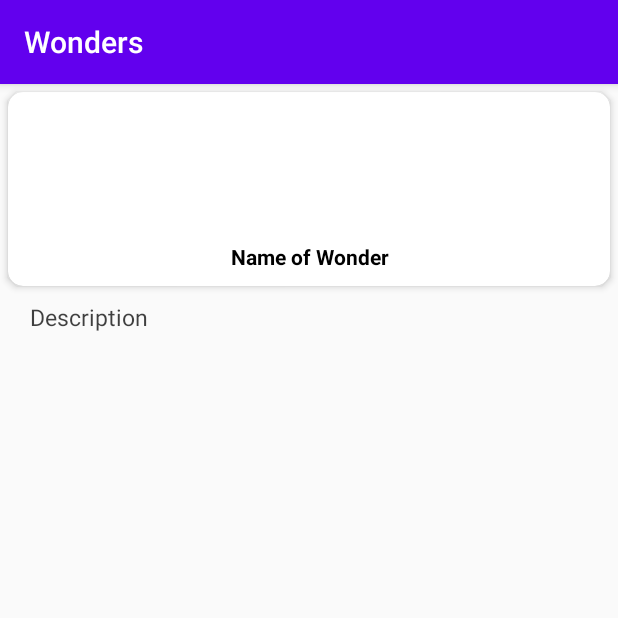
After one commit to colliflowerz/Wonders, an Android app: the fragment InformationFragment shown on its own in the app's theme, on a phone screen of 412 x 824 dp, the top half of it. The commit adds this screen. Run offline under Robolectric (Android 15) with nearby library versions, the phone set to English and light mode, and no system bars.

Commit message:
Merge branch 'Collin's-branch' of /Users/collinzhang/Documents/GitHub/Wonders with conflicts.

```diff
--- a/app/build.gradle
+++ b/app/build.gradle
@@ -28,6 +28,7 @@ dependencies {
 
     implementation 'androidx.appcompat:appcompat:1.1.0'
     implementation 'androidx.constraintlayout:constraintlayout:1.1.3'
+    implementation 'androidx.legacy:legacy-support-v4:1.0.0'
     testImplementation 'junit:junit:4.12'
     androidTestImplementation 'androidx.test.ext:junit:1.1.1'
     androidTestImplementation 'androidx.test.espresso:espresso-core:3.2.0'
--- /dev/null
+++ b/app/src/main/java/com/example/wonders/InformationFragment.java
@@ -0,0 +1,40 @@
+package com.example.wonders;
+
+import android.os.Bundle;
+
+import androidx.fragment.app.Fragment;
+
+import android.view.LayoutInflater;
+import android.view.View;
+import android.view.ViewGroup;
+import android.widget.ImageView;
+import android.widget.TextView;
+
+public class InformationFragment extends Fragment {
+
+    private ImageView imageView;
+    private TextView title;
+    private TextView description;
+
+    public InformationFragment() {
+        // Required empty public constructor
+    }
+
+
+    public static InformationFragment newInstance(String param1, String param2) {
+        InformationFragment fragment = new InformationFragment();
+        return fragment;
+    }
+
+    @Override
+    public void onCreate(Bundle savedInstanceState) {
+        super.onCreate(savedInstanceState);
+    }
+
+    @Override
+    public View onCreateView(LayoutInflater inflater, ViewGroup container,
+                             Bundle savedInstanceState) {
+        // Inflate the layout for this fragment
+        return inflater.inflate(R.layout.fragment_information, container, false);
+    }
+}
--- /dev/null
+++ b/app/src/main/res/layout/fragment_information.xml
@@ -0,0 +1,60 @@
+<?xml version="1.0" encoding="utf-8"?>
+<androidx.constraintlayout.widget.ConstraintLayout xmlns:android="http://schemas.android.com/apk/res/android"
+    xmlns:app="http://schemas.android.com/apk/res-auto"
+    xmlns:tools="http://schemas.android.com/tools"
+    android:layout_width="match_parent"
+    android:layout_height="match_parent">
+
+    <androidx.cardview.widget.CardView
+        android:id="@+id/wonder_cardview"
+        android:layout_width="match_parent"
+        android:layout_height="wrap_content"
+        android:layout_margin="5dp"
+        app:cardCornerRadius="10dp"
+        app:cardElevation="3dp"
+        app:layout_constraintStart_toStartOf="parent"
+        app:layout_constraintTop_toTopOf="parent">>
+
+        <LinearLayout
+            android:layout_width="match_parent"
+            android:layout_height="wrap_content"
+            android:orientation="vertical">
+
+            <ImageView
+                android:id="@+id/wonder_cardimage"
+                android:layout_width="match_parent"
+                android:layout_height="100dp"
+                android:adjustViewBounds="true"
+                android:padding="5dp"
+                android:scaleType="centerInside" />
+
+            <TextView
+                android:id="@+id/wonder_name"
+                android:layout_width="match_parent"
+                android:layout_height="wrap_content"
+                android:layout_marginBottom="10dp"
+                android:gravity="center"
+                android:text="Name of Wonder"
+                android:textColor="#000000"
+                android:textStyle="bold" />
+        </LinearLayout>
+    </androidx.cardview.widget.CardView>
+
+    <TextView
+        android:id="@+id/description"
+        android:layout_width="match_parent"
+        android:layout_height="wrap_content"
+        android:layout_centerInParent="true"
+        android:lineSpacingExtra="10dp"
+        android:paddingStart="20dp"
+        android:paddingLeft="20dp"
+        android:paddingTop="10dp"
+        android:paddingEnd="20dp"
+        android:paddingRight="20dp"
+        android:paddingBottom="20dp"
+        android:text="Description"
+        android:textColor="#BF000000"
+        android:textSize="15sp"
+        app:layout_constraintTop_toBottomOf="@id/wonder_cardview"/>
+
+</androidx.constraintlayout.widget.ConstraintLayout>
--- a/app/src/main/res/values/strings.xml
+++ b/app/src/main/res/values/strings.xml
@@ -1,4 +1,7 @@
 <resources>
     <string name="app_name">Wonders</string>
     <string name="Collin_was_here">Collin was here</string>
+
+    <!-- TODO: Remove or change this placeholder text -->
+    <string name="hello_blank_fragment">Hello blank fragment</string>
 </resources>
```
